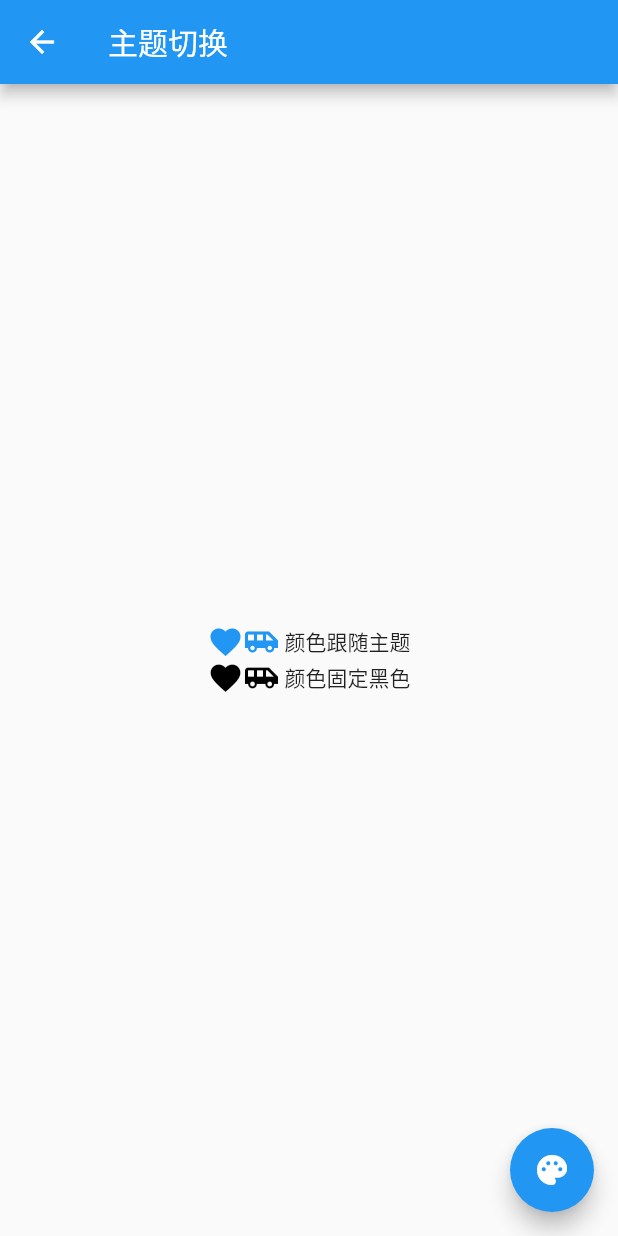
After one commit to liwei511/flutter_practice, a Flutter app: the ThemeDemo screen opened directly, after a tap on the "palette" icon, on a phone screen of 412 x 824 dp. The commit adds this screen. Run offline on Flutter 3.47's test engine with Material 2 defaults, Android fonts, the phone set to English and light mode, and no system bars; our stand-ins replace flutter_swiper; missing offline and left inert: random_words.

Commit message:
主题切换

```diff
--- a/lib/demo/index.dart
+++ b/lib/demo/index.dart
@@ -7,6 +7,7 @@ export 'scaffold.dart';
 export 'will-popscope.dart';
 export 'listview.dart';
 export 'scroll-controller.dart';
+export 'theme.dart';
 
 const DemoTitle = {
   'counter': '计数器示例',
@@ -19,4 +20,5 @@ const DemoTitle = {
   'listview': '滚动加载列表',
   'custom-scroll': 'CustomScrollView',
   'scroll-controller': '滚动监听及控制',
+  'theme': '主题切换',
 };
--- /dev/null
+++ b/lib/demo/theme.dart
@@ -0,0 +1,62 @@
+import 'package:flutter/material.dart';
+
+class ThemeDemo extends StatefulWidget {
+  final String title;
+  ThemeDemo({Key key, this.title}) : super(key: key);
+
+  State<StatefulWidget> createState() => ThemeDemoState();
+}
+
+class ThemeDemoState extends State<ThemeDemo> {
+  Color themeColor = Colors.teal;
+
+  void initState() {
+    super.initState();
+  }
+
+  Widget build(BuildContext context) {
+    ThemeData themeData = Theme.of(context);
+    return Theme(
+      data: ThemeData(
+          primarySwatch: themeColor,
+          iconTheme: IconThemeData(color: themeColor)),
+      child: Scaffold(
+        appBar: AppBar(
+          title: Text(widget.title),
+        ),
+        body: Column(
+          mainAxisAlignment: MainAxisAlignment.center,
+          children: [
+            Row(
+              mainAxisAlignment: MainAxisAlignment.center,
+              children: [
+                Icon(Icons.favorite),
+                Icon(Icons.airport_shuttle),
+                Text(' 颜色跟随主题'),
+              ],
+            ),
+            Theme(
+              data: themeData.copyWith(
+                  iconTheme: themeData.iconTheme.copyWith(color: Colors.black)),
+              child: Row(
+                mainAxisAlignment: MainAxisAlignment.center,
+                children: [
+                  Icon(Icons.favorite),
+                  Icon(Icons.airport_shuttle),
+                  Text(' 颜色固定黑色')
+                ],
+              ),
+            )
+          ],
+        ),
+        floatingActionButton: FloatingActionButton(
+          onPressed: () {
+            setState(() => themeColor =
+                themeColor == Colors.teal ? Colors.blue : Colors.teal);
+          },
+          child: Icon(Icons.palette),
+        ),
+      ),
+    );
+  }
+}
--- a/lib/main.dart
+++ b/lib/main.dart
@@ -138,6 +138,15 @@ class MyHomePage extends StatelessWidget {
                 }));
               },
             ),
+            FlatButton(
+              child: Text(DemoTitle['theme']),
+              textColor: Colors.blue,
+              onPressed: () {
+                Navigator.push(context, MaterialPageRoute(builder: (context) {
+                  return ThemeDemo(title: DemoTitle['theme']);
+                }));
+              },
+            ),
           ],
         ),
       ),
```
